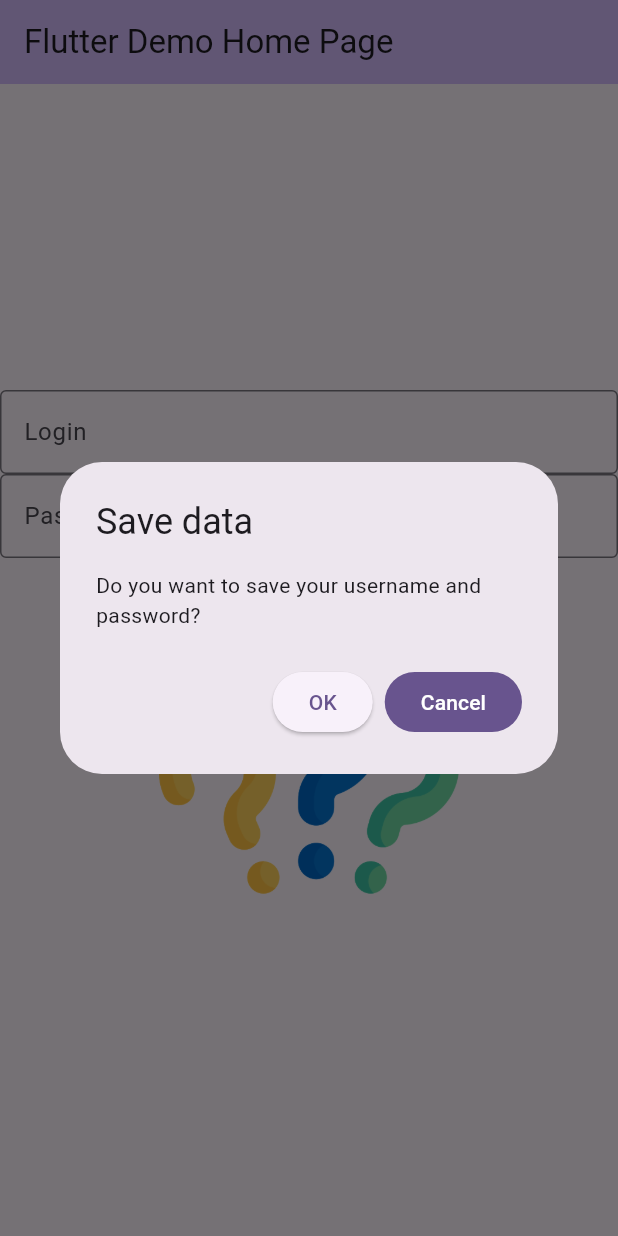
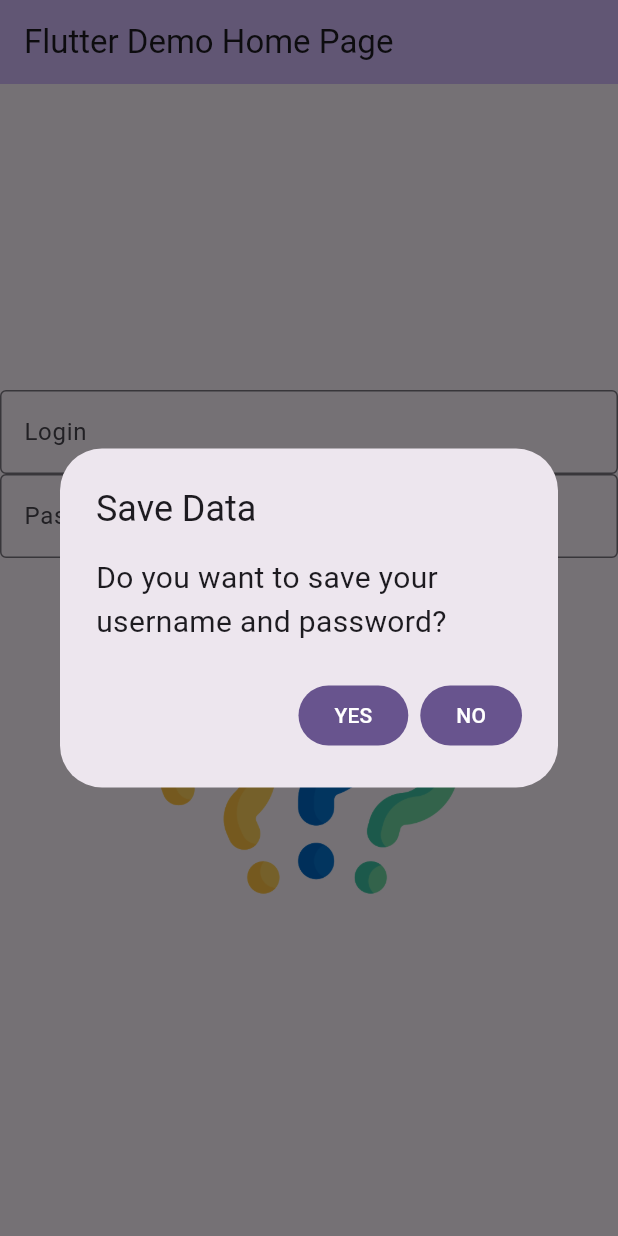
Before and after one commit to yao6859/CST2335_flutter, a Flutter app: the screen it shows after launch, after a tap on "Login", on a phone screen of 412 x 824 dp. Run offline on Flutter 3.47's test engine with Material 3 defaults, Android fonts, the phone set to English and light mode, and no system bars; missing offline and left inert: encrypted_shared_preferences.

Commit message:
Lab4 Completed

```diff
--- a/lib/main.dart
+++ b/lib/main.dart
@@ -1,5 +1,5 @@
+import 'package:encrypted_shared_preferences/encrypted_shared_preferences.dart';
 import 'package:flutter/material.dart';
-import 'package:shared_preferences/shared_preferences.dart';
 
 void main() {
   runApp(const MyApp());
@@ -36,22 +36,46 @@ class _MyHomePageState extends State<MyHomePage> {
   late TextEditingController _controller1;
   late TextEditingController _controller2;
   var imageSource = "images/question-mark.png";
-  late SharedPreferences savedData;
+  late EncryptedSharedPreferences savedData;
 
   @override
   void initState() {
     super.initState();
     _controller1 = TextEditingController();
     _controller2 = TextEditingController();
-    //Load the file for SharedPreferences, and pass it by the then() lambda function to savedData
-    SharedPreferences.getInstance().then( (result){
-      savedData = result;
-      var loginName = result.getString("Login");
-      if(loginName != null){
+    loadData();
+  }
+
+  //Method to load saved data from EncryptedSharedPreferences
+  Future<void> loadData() async {
+    // Initializing EncryptedSharedPreferences and get the saved data for login and password
+    savedData = EncryptedSharedPreferences();
+    var loginName = await savedData.getString("Login");
+    var passwd = await savedData.getString("Password");
+
+    setState(() {
+      // Updating the TextEditingControllers with the retrieved data
+      if (loginName != "") {
         _controller1.text = loginName;
       }
+      if (passwd != "") {
+        _controller2.text = passwd;
+      }
+
+      // Show a SnackBar that inform user the saved data is load and ask if they want to clear the data
+      if (loginName != "" || passwd != "") {
+        var snackBar = SnackBar(
+            content: const Text("Your login and password are loaded!"),
+            duration: const Duration(seconds: 8),
+            action: SnackBarAction(label: "Clear saved data", onPressed: () {
+              savedData.clear();
+              _controller1.clear();
+              _controller2.clear();
+            })
+        );
+        ScaffoldMessenger.of(context).showSnackBar(snackBar);
+      }
     });
-
   }
 
   @override
@@ -73,7 +97,7 @@ class _MyHomePageState extends State<MyHomePage> {
           mainAxisAlignment: MainAxisAlignment.center,
           children: <Widget>[
             TextField(controller: _controller1,
-                decoration: InputDecoration(
+                decoration: const InputDecoration(
                               hintText:"Type here",
                               border: OutlineInputBorder(),
                               labelText: "Login"
@@ -95,25 +119,26 @@ class _MyHomePageState extends State<MyHomePage> {
   }
 
   void buttonClicked (){
-    // var snackBar = SnackBar( content: Text('Yay! A SnackBar!'),
-    //     action:SnackBarAction( label:'Hide', onPressed: () {  } ));
-    // ScaffoldMessenger.of(context).showSnackBar(snackBar);
-
     showDialog<String>(
       context: context,
       builder: (BuildContext context) => AlertDialog(
-        title: const Text('Save data'),
-        content: const Text('Do you want to save your username and password?'),
+        title: const Text('Save Data'),
+        content: const Text('Do you want to save your username and password?', style: TextStyle(fontSize: 20)),
         actions: <Widget>[
-              ElevatedButton(
+              FilledButton(
                   onPressed: (){
-                    var login = _controller1.value.text;
-                    var password = _controller2.value.text;
-                    savedData.setString("Login", login);
+                    savedData.setString("Login", _controller1.value.text);
+                    savedData.setString("Password", _controller2.value.text);
                     Navigator.pop(context);
                     },
-                  child: Text("OK")),
-              FilledButton(onPressed: (){}, child: Text("Cancel"))
+                  child: const Text("YES")),
+              FilledButton(
+                  onPressed: (){
+                    // Clear data saved in the EncryptedSharedPreferences
+                    savedData.clear();
+                    Navigator.pop(context);
+                    },
+                  child: const Text("NO"))
         ],
       ),
     );
```
